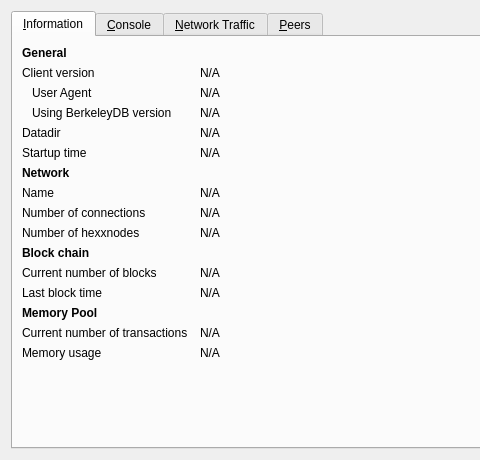
Qt form src/qt/forms/debugwindow.ui (bitcoinzerox/bitcoinzerox) before a commit; both pictures show x 0 to 480 and y 0 to 460 of the 740 by 460 pixel window.
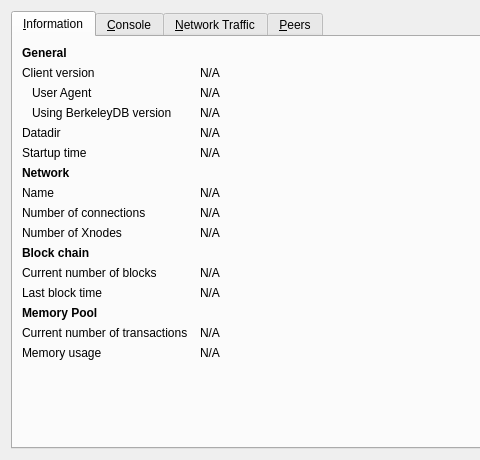
The same form after that commit. Icons and pictures are not drawn. Custom widgets are drawn as their Qt base class.

Diff of the .ui file:
```diff
--- a/src/qt/forms/debugwindow.ui
+++ b/src/qt/forms/debugwindow.ui
@@ -226,7 +226,7 @@
        <item row="9" column="0">
         <widget class="QLabel" name="znodeCountLabel">
          <property name="text">
-          <string>Number of hexxnodes</string>
+          <string>Number of Xnodes</string>
          </property>
         </widget>
        </item>
```
Left out of the diff: 4 changed lines with no effect on the pictures.
